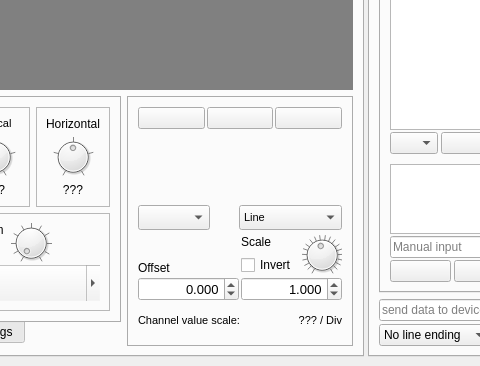
Above: mainwindow.ui from jirimaier/DataPlotter before the change; both pictures show x 344 to 824 and y 400 to 766 of the 1019 by 766 pixel window. Below: the same form after it.
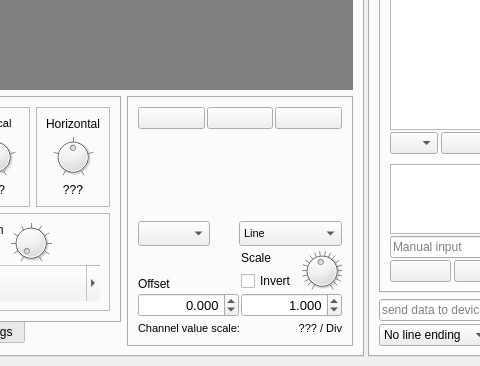
That is the form after the change. The open tabs and pages were chosen to show the change. Icons and pictures are not drawn. Custom widgets are drawn as their Qt base class.

Diff of the .ui file:
```diff
--- a/mainwindow.ui
+++ b/mainwindow.ui
@@ -2269,7 +2269,7 @@
               <attribute name="title">
                <string>Channel</string>
               </attribute>
-              <layout class="QVBoxLayout" name="verticalLayout_7" stretch="1,5,1,1,2">
+              <layout class="QVBoxLayout" name="verticalLayout_7" stretch="1,100,1,1,1">
                <property name="spacing">
                 <number>5</number>
                </property>
@@ -2419,6 +2419,15 @@
                      <verstretch>0</verstretch>
                     </sizepolicy>
                    </property>
+                   <property name="maxVisibleItems">
+                    <number>1000</number>
+                   </property>
+                   <property name="sizeAdjustPolicy">
+                    <enum>QComboBox::AdjustToContents</enum>
+                   </property>
+                   <property name="placeholderText">
+                    <string/>
+                   </property>
                   </widget>
                  </item>
                  <item>
```
Left out of the diff: 25 changed lines with no effect on the pictures.
